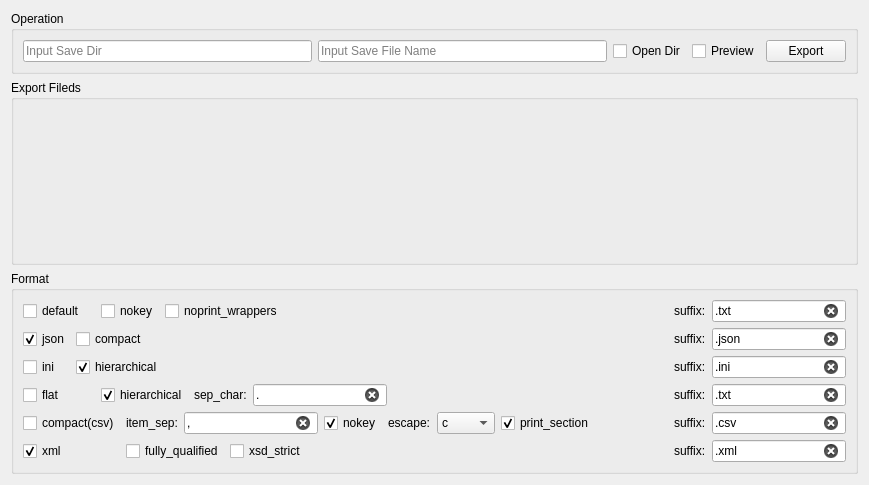
First picture: the form in widgets/exportwg.ui, repository SunStorm2018/media-debuger, before the edit.
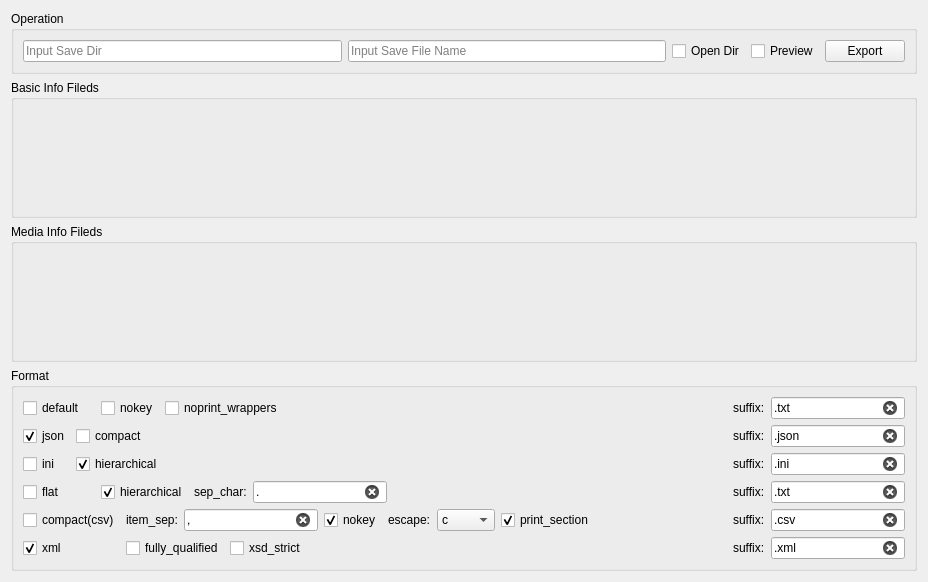
Second picture: the form after the edit.

Commit message:
feat: add basic info export
- fix export crush
- add basic info to export
- add open dir and preview function

The edit to the form file:
```diff
--- a/widgets/exportwg.ui
+++ b/widgets/exportwg.ui
@@ -6,14 +6,14 @@
    <rect>
     <x>0</x>
     <y>0</y>
-    <width>869</width>
-    <height>485</height>
+    <width>928</width>
+    <height>582</height>
    </rect>
   </property>
   <property name="windowTitle">
    <string>Form</string>
   </property>
-  <layout class="QVBoxLayout" name="verticalLayout" stretch="0,1,1">
+  <layout class="QVBoxLayout" name="verticalLayout" stretch="0,1,1,1">
    <item>
     <widget class="QGroupBox" name="groupBox_3">
      <property name="title">
@@ -67,12 +67,19 @@
    <item>
     <widget class="QGroupBox" name="export_fileds_gbox">
      <property name="title">
-      <string>Export Fileds</string>
+      <string>Basic Info Fileds</string>
      </property>
     </widget>
    </item>
    <item>
-    <widget class="QGroupBox" name="groupBox_2">
+    <widget class="QGroupBox" name="mediainfo_fileds_gbox">
+     <property name="title">
+      <string>Media Info Fileds</string>
+     </property>
+    </widget>
+   </item>
+   <item>
+    <widget class="QGroupBox" name="media_format_gbox">
      <property name="title">
       <string>Format</string>
      </property>
```
Left out of the diff: 2 changed lines with no effect on the pictures. The commit also changes 4 other files.
